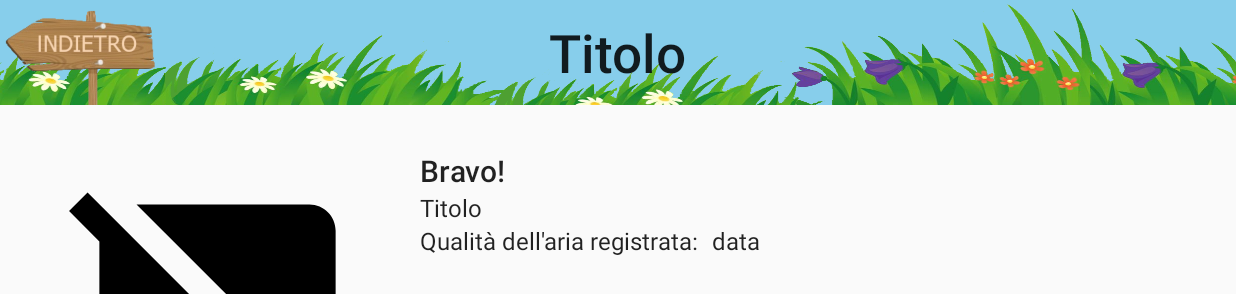
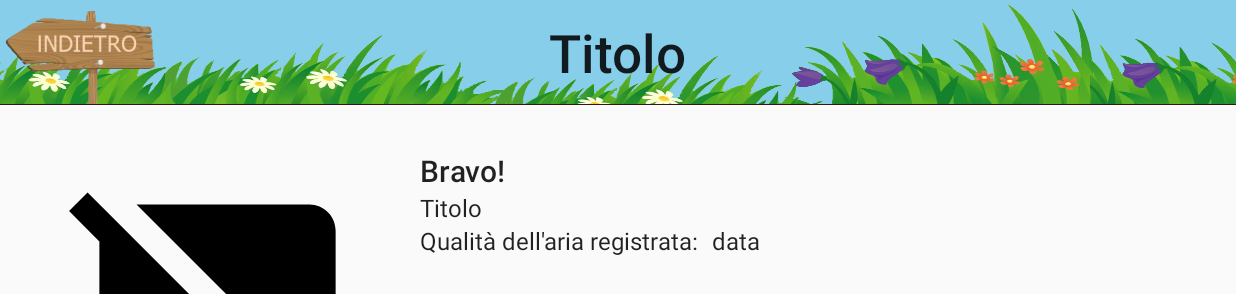
Before and after one commit to ElisaTronetti/DegreeProject, an Android app: the ItemActivity screen opened directly, with no data from a screen before it, on a phone screen of 824 x 412 dp (held sideways). Shown: the top 294 px of the screen. Run offline under Robolectric (Android 15) with nearby library versions, the phone set to English and light mode, and no system bars; our stand-ins replace Picasso, Room's generated code; network calls fail; pictures from the network do not load.

Commit message:
Added brown line below action bar

```diff
--- a/DegreeApp/app/src/main/res/layout/widget_app_bar.xml
+++ b/DegreeApp/app/src/main/res/layout/widget_app_bar.xml
@@ -16,7 +16,6 @@
         app:layout_constraintEnd_toEndOf="parent"
         app:layout_constraintStart_toStartOf="parent">
     </ImageView>
-
 
     <ImageView
         android:id="@+id/back"
@@ -40,4 +39,12 @@
         app:layout_constraintTop_toTopOf="parent">
     </TextView>
 
+    <View
+        android:id="@+id/border"
+        android:layout_width="match_parent"
+        android:layout_height="1dp"
+        android:background="@color/book_main"
+        app:layout_constraintBottom_toBottomOf="@+id/imageView"
+        app:layout_constraintTop_toBottomOf="@+id/imageView" />
+
 </androidx.constraintlayout.widget.ConstraintLayout>
```
